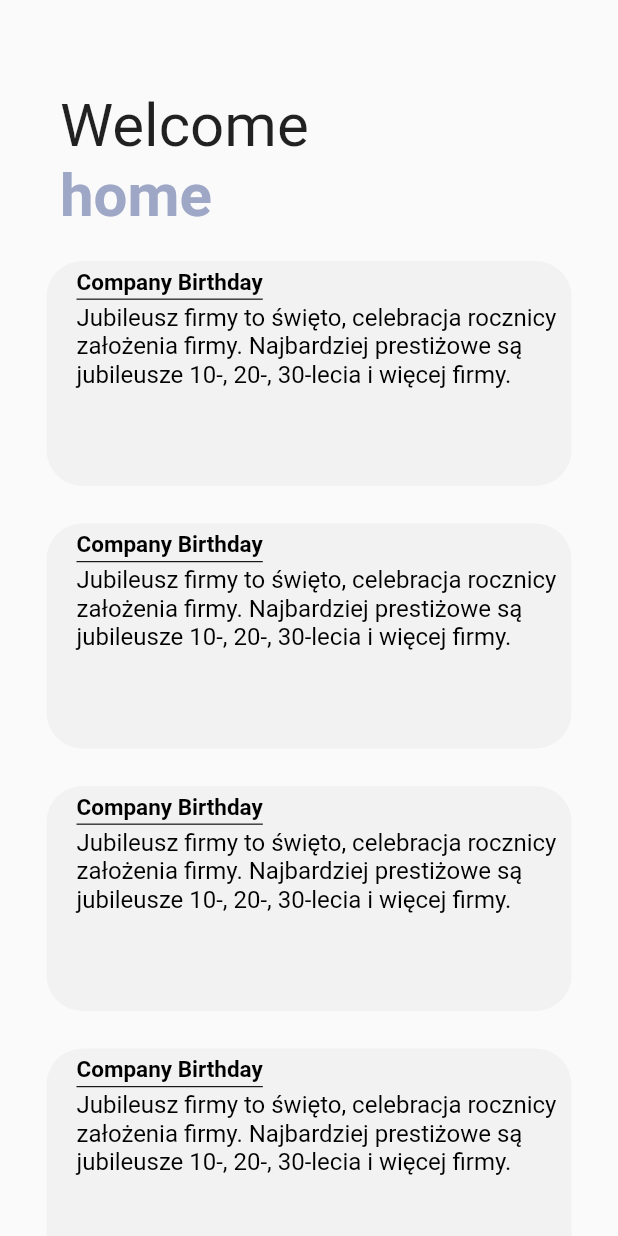
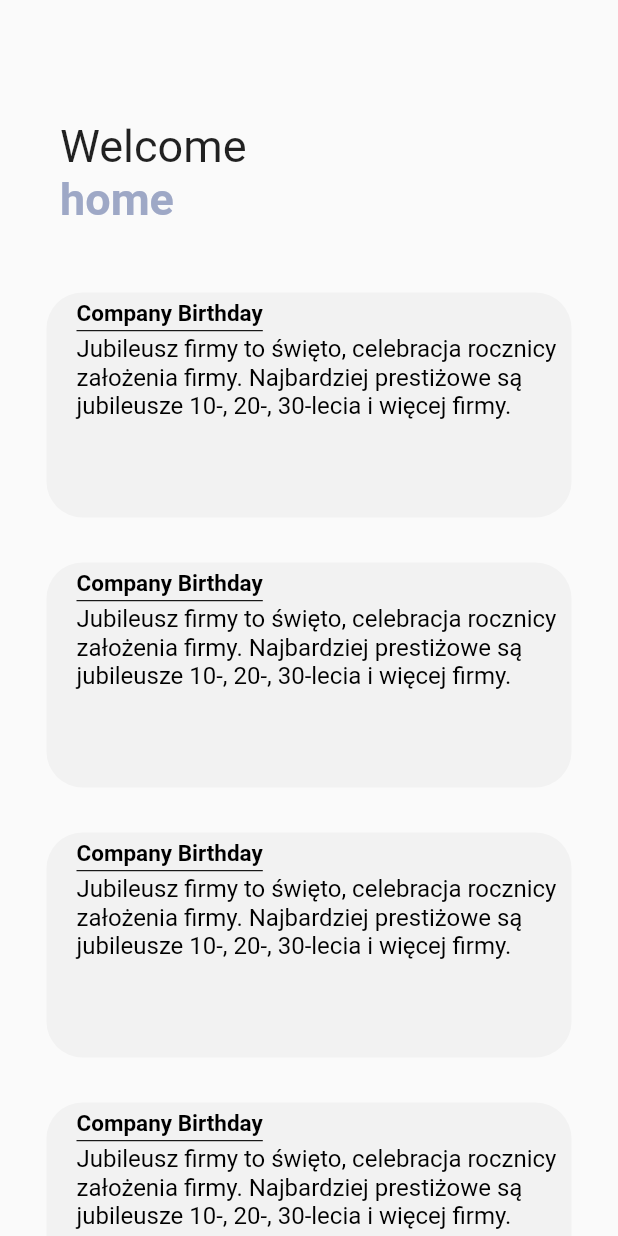
Before and after one commit to KamilJuraszek/home_screen, a Flutter app: the screen it shows after launch, on a phone screen of 412 x 824 dp. Run offline on Flutter 3.47's test engine with Material 2 defaults, Android fonts, the phone set to English and light mode, and no system bars; Roboto replaces fonts that are missing (Spoof); project files that could hold a hidden picture were left out.

Commit message:
padding fix

```diff
--- a/lib/main.dart
+++ b/lib/main.dart
@@ -47,30 +47,31 @@ class _MyHomePageState extends State<MyHomePage> {
                     mainAxisSize: MainAxisSize.min,
                     crossAxisAlignment: CrossAxisAlignment.start,
                     children: [
+                      Padding(
+                        padding: EdgeInsets.only(top: 20 ),),
                       Text(
                         'Welcome',
                         style: TextStyle(
-                            fontSize: 40),
+                            fontSize: 30),
                       ),
                       Text(
                         'home',
                         style: TextStyle(
                             color: Color(0xff9ea8c6),
                             fontWeight: FontWeight.bold,
-                            fontSize: 40),
+                            fontSize: 30),
                       ),
                     ],
-                  ),
+                ),
                 ),
               ],
-
             ),
-
             Padding(
-              padding: EdgeInsets.only(bottom: 20 ),),
+              padding: EdgeInsets.only(bottom: 30 ),),
             Row(
               mainAxisAlignment: MainAxisAlignment.center,
               children: [
+                Padding(padding: EdgeInsets.only(top: 180),),
                 Container(
                   width: 350,
                   height: 150,
@@ -111,7 +112,7 @@ class _MyHomePageState extends State<MyHomePage> {
             Row(
               mainAxisAlignment: MainAxisAlignment.center,
               children: [
-                Padding(padding: EdgeInsets.only(top: 200),),
+                Padding(padding: EdgeInsets.only(top: 180),),
                 Container(
                     width: 350,
                     height: 150,
@@ -153,7 +154,7 @@ class _MyHomePageState extends State<MyHomePage> {
             Row(
               mainAxisAlignment: MainAxisAlignment.center,
               children: [
-                Padding(padding: EdgeInsets.only(top: 150),),
+                Padding(padding: EdgeInsets.only(top: 180),),
                 Container(
                     width: 350,
                     height: 150,
@@ -194,7 +195,7 @@ class _MyHomePageState extends State<MyHomePage> {
             Row(
               mainAxisAlignment: MainAxisAlignment.center,
               children: [
-                Padding(padding: EdgeInsets.only(top: 200),),
+                Padding(padding: EdgeInsets.only(top: 180),),
                 Container(
                     width: 350,
                     height: 150,
```
